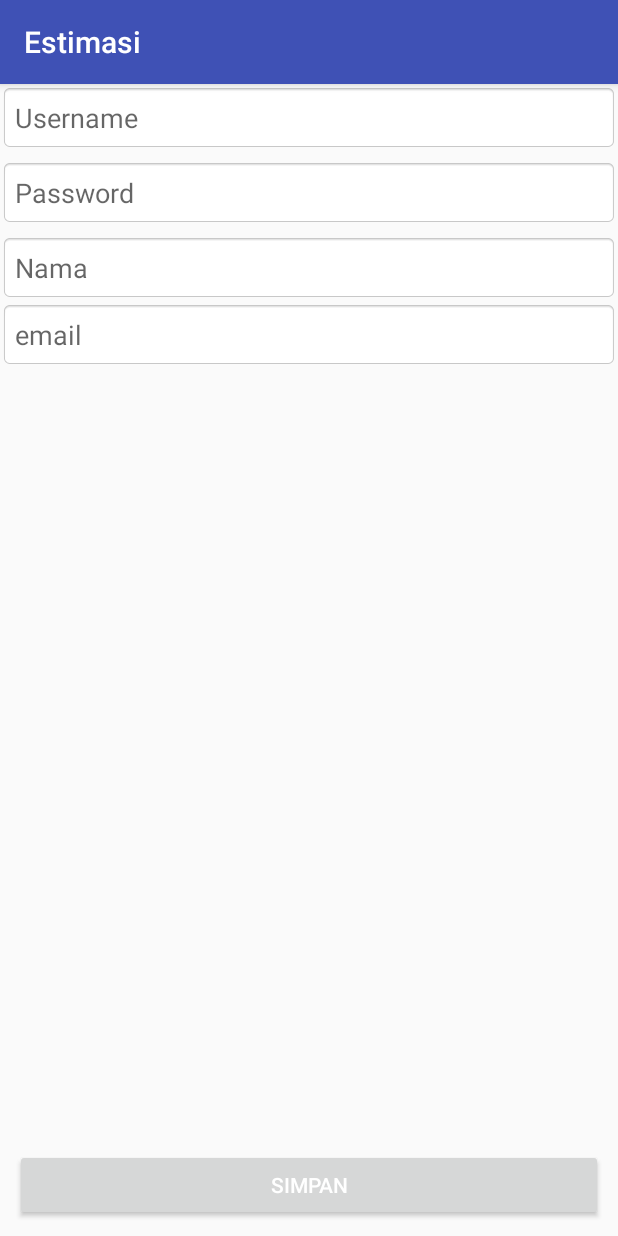
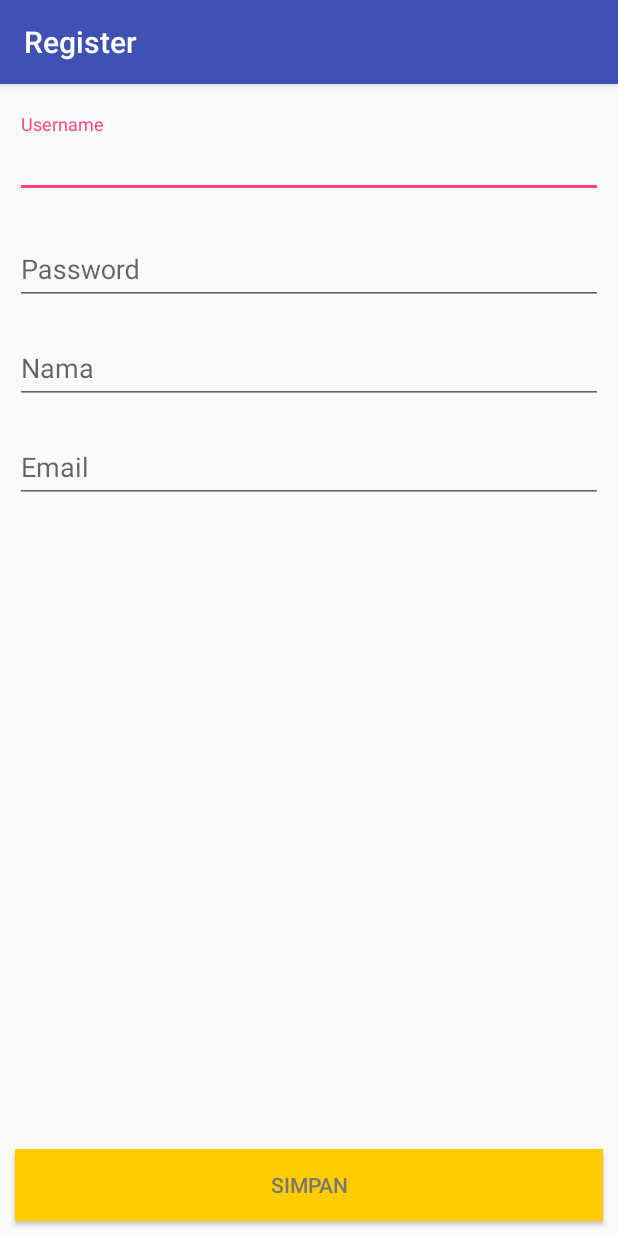
Before and after one commit to faozi07/Estimasi-Properti, an Android app: the RegisterActivity screen opened directly, with no data from a screen before it, on a phone screen of 412 x 824 dp. Run offline under Robolectric (Android 15) with nearby library versions, the phone set to English and light mode, and no system bars.

Commit message:
perbaikan tampilan login, dan register

```diff
--- a/app/src/main/java/com/user/estimasi/HitungActivity.java
+++ b/app/src/main/java/com/user/estimasi/HitungActivity.java
@@ -14,12 +14,11 @@ public class HitungActivity extends AppCompatActivity {
     protected void onCreate(Bundle savedInstanceState) {
         super.onCreate(savedInstanceState);
         setContentView(R.layout.activity_hitung);
-        btnHitung = (Button) findViewById(R.id.btnHitung);
+        btnHitung = findViewById(R.id.btnHitung);
 
         btnHitung.setOnClickListener(new View.OnClickListener() {
             @Override
             public void onClick(View v) {
-
                 startActivity(new Intent(HitungActivity.this, KonfirmasiActivity.class));
             }
         });
--- a/app/src/main/java/com/user/estimasi/RegisterActivity.java
+++ b/app/src/main/java/com/user/estimasi/RegisterActivity.java
@@ -10,5 +10,9 @@ public class RegisterActivity extends AppCompatActivity {
     protected void onCreate(Bundle savedInstanceState) {
         super.onCreate(savedInstanceState);
         setContentView(R.layout.activity_register);
+
+        if (getSupportActionBar() != null) {
+            getSupportActionBar().setTitle("Register");
+        }
     }
 }
--- a/app/src/main/java/com/user/estimasi/SplashScreenActivity.java
+++ b/app/src/main/java/com/user/estimasi/SplashScreenActivity.java
@@ -14,7 +14,7 @@ public class SplashScreenActivity extends AppCompatActivity {
         new Handler().postDelayed(new Runnable() {
             @Override
             public void run() {
-                startActivity(new Intent(SplashScreenActivity.this, Main2Activity.class));
+                startActivity(new Intent(SplashScreenActivity.this, Login2Activity.class));
             }
         },2000);
     }
--- a/app/src/main/res/layout/activity_main2.xml
+++ b/app/src/main/res/layout/activity_main2.xml
@@ -158,7 +158,7 @@
                     <TextView
                         android:layout_width="wrap_content"
                         android:layout_height="wrap_content"
-                        android:text="Hitung"
+                        android:text="Sosialisasi"
                         android:textColor="#80000000"
                         android:textAlignment="center"/>
                 </LinearLayout>
--- a/app/src/main/res/layout/activity_register.xml
+++ b/app/src/main/res/layout/activity_register.xml
@@ -4,6 +4,7 @@
     xmlns:tools="http://schemas.android.com/tools"
     android:layout_width="match_parent"
     android:layout_height="match_parent"
+    tools:ignore="HardcodedText"
     tools:context=".RegisterActivity">
 
     <LinearLayout
@@ -11,49 +12,68 @@
         android:layout_height="wrap_content"
         android:layout_gravity="center"
         android:orientation="vertical"
-        android:padding="10dp"/>
+        android:padding="10dp">
+
+        <android.support.design.widget.TextInputLayout
+            android:layout_width="match_parent"
+            android:layout_height="wrap_content"
+            android:layout_marginTop="10dp">
 
             <EditText
                 android:id="@+id/username"
                 android:layout_width="match_parent"
                 android:layout_height="wrap_content"
-            android:padding="10dp"
+                android:layout_marginBottom="5dp"
+                android:hint="Username"
                 android:inputType="text"
-            android:layout_marginBottom="5dp"
-            android:background="@android:drawable/editbox_background_normal"
-            android:hint="Username" />
+                android:singleLine="true" />
+
+        </android.support.design.widget.TextInputLayout>
+
+        <android.support.design.widget.TextInputLayout
+            android:layout_width="match_parent"
+            android:layout_height="wrap_content"
+            android:layout_marginTop="10dp">
 
             <EditText
-            android:id="@+id/textPassword"
+                android:id="@+id/password"
                 android:layout_width="match_parent"
                 android:layout_height="wrap_content"
-            android:padding="10dp"
+                android:hint="Password"
                 android:inputType="textPassword"
-            android:layout_marginBottom="5dp"
-            android:background="@android:drawable/editbox_background_normal"
-            android:hint="Password"
-            android:layout_below="@+id/username"/>
+                android:maxLines="1"
+                android:singleLine="true" />
 
+        </android.support.design.widget.TextInputLayout>
+
+        <android.support.design.widget.TextInputLayout
+            android:layout_width="match_parent"
+            android:layout_height="wrap_content"
+            android:layout_marginTop="10dp">
             <EditText
                 android:id="@+id/nama"
                 android:layout_width="match_parent"
                 android:layout_height="wrap_content"
-            android:padding="10dp"
+                android:hint="Nama"
                 android:inputType="text"
-            android:background="@android:drawable/editbox_background_normal"
-            android:hint="Nama"
-            android:layout_below="@+id/textPassword"/>
+                android:singleLine="true"/>
+
+        </android.support.design.widget.TextInputLayout>
+
+        <android.support.design.widget.TextInputLayout
+            android:layout_width="match_parent"
+            android:layout_height="wrap_content"
+            android:layout_marginTop="10dp">
+
             <EditText
                 android:id="@+id/textemail"
                 android:layout_width="match_parent"
                 android:layout_height="wrap_content"
-            android:padding="10dp"
-            android:inputType="text"
-            android:background="@android:drawable/editbox_background_normal"
-            android:hint="email"
-            android:layout_below="@+id/nama"/>
+                android:hint="Email"
+                android:inputType="textEmailAddress" />
 
-
+        </android.support.design.widget.TextInputLayout>
+    </LinearLayout>
 
     <Button
         android:id="@+id/btnRegister"
@@ -61,8 +81,9 @@
         android:layout_height="wrap_content"
         android:layout_alignParentBottom="true"
         android:layout_margin="10dp"
+        android:background="@color/yellow"
         android:text="simpan"
-        android:textColor="#fff"
+        android:textColor="#777"
         tools:layout_editor_absoluteX="10dp"
         tools:layout_editor_absoluteY="456dp" />
 
```
Also changed, not shown: app/src/main/java/com/user/estimasi/Login2Activity.java (+7 -2 lines), app/src/main/java/com/user/estimasi/TentangActivity.java (+10 -0 lines), app/src/main/res/layout/activity_login2.xml (+23 -25 lines), app/src/main/res/layout/activity_tentang.xml (+11 -14 lines). Lines whose indentation alone changed are shown as unchanged.
